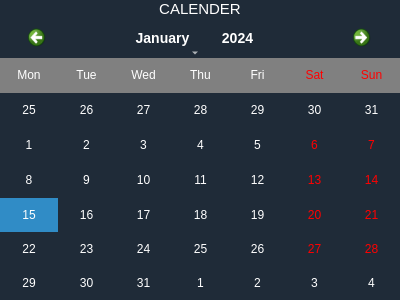
rahmanshaber/corebox, file app/coreaction/wcalender.ui: the form before one commit.
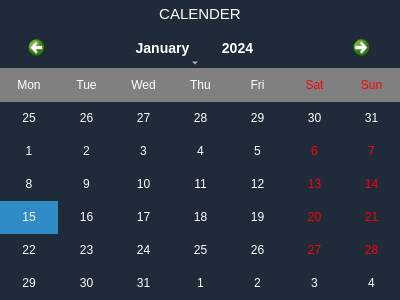
The form after the commit.

Diff of the .ui file:
```diff
--- a/app/coreaction/wcalender.ui
+++ b/app/coreaction/wcalender.ui
@@ -42,6 +42,12 @@
        <pointsize>11</pointsize>
       </font>
      </property>
+     <property name="styleSheet">
+      <string notr="true">
+QLabel{
+padding: 5px 5px 5px 5px;
+}</string>
+     </property>
      <property name="text">
       <string>CALENDER</string>
      </property>
```
